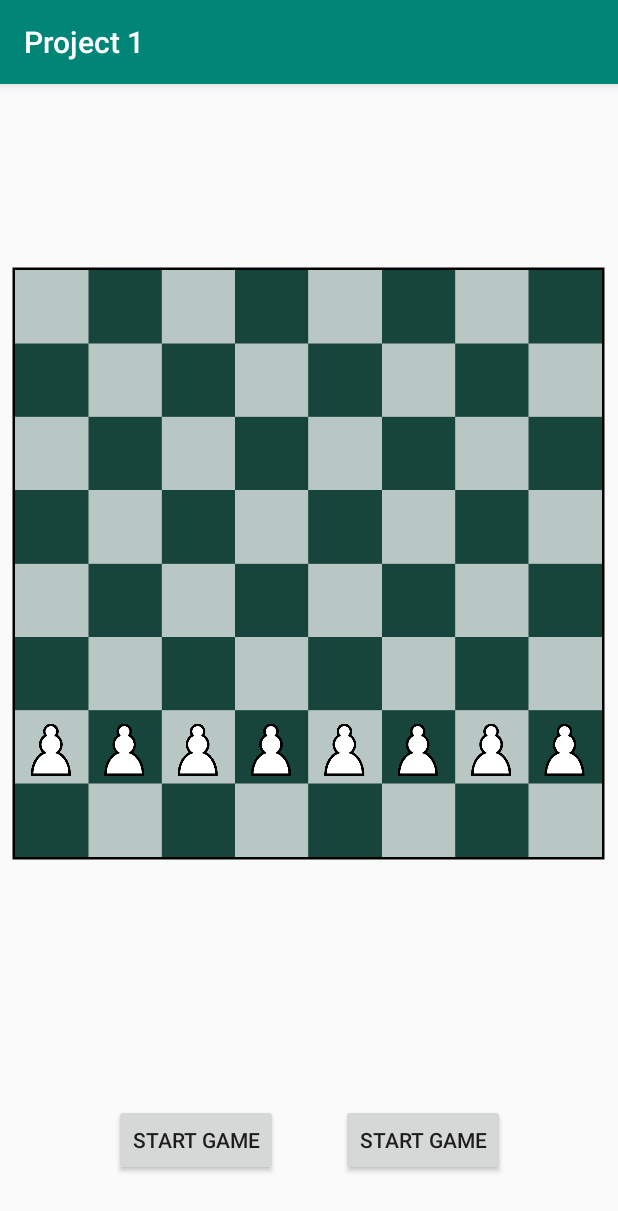
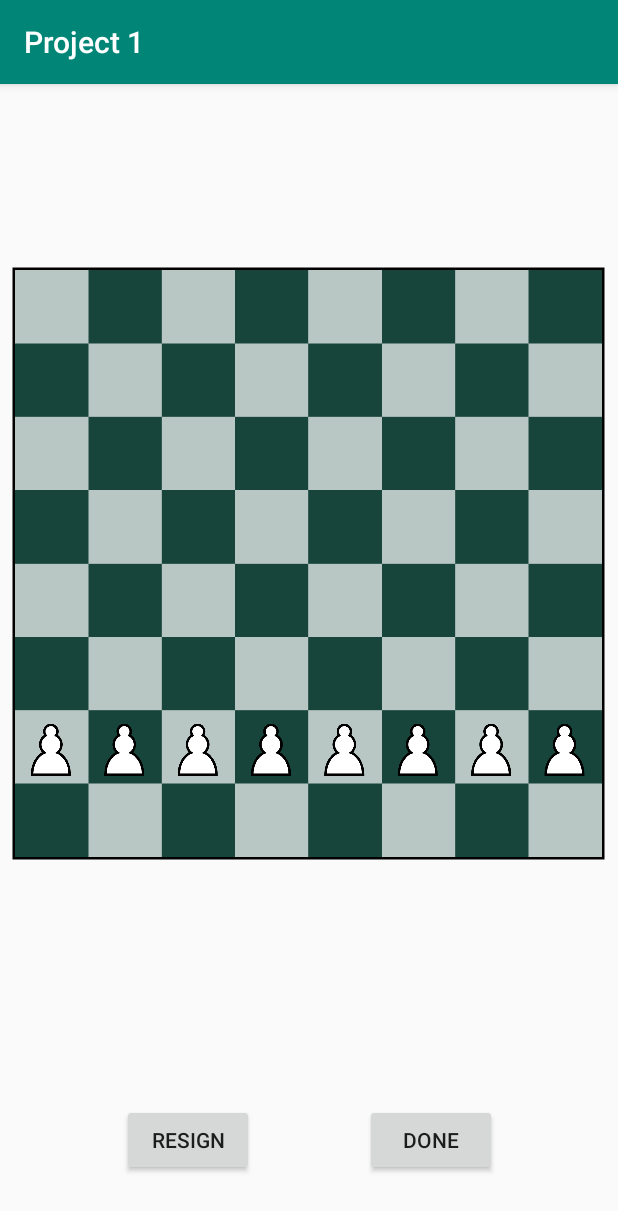
Before and after one commit to drewkapnick5/Chess-Local, an Android app: the ChessActivity screen opened directly, with no data from a screen before it, on a phone screen of 412 x 824 dp. Shown: the top 1211 px of the screen. Run offline under Robolectric (Android 15) with nearby library versions, the phone set to English and light mode, and no system bars.

Commit message:
changed button appearance in the chess view

```diff
--- a/app/src/main/java/edu/msu/kapnick1/project1/ChessView.java
+++ b/app/src/main/java/edu/msu/kapnick1/project1/ChessView.java
@@ -47,7 +47,6 @@ public class ChessView extends View {
     protected void onDraw(Canvas canvas) {
         super.onDraw(canvas);
         chessBoard.draw(canvas);
-
     }
 
 
--- a/app/src/main/res/layout-land/activity_chess.xml
+++ b/app/src/main/res/layout-land/activity_chess.xml
@@ -31,7 +31,7 @@
             app:layout_constraintVertical_bias="0.65">
 
             <Button
-                android:id="@+id/button2"
+                android:id="@+id/Resign"
                 android:layout_width="wrap_content"
                 android:layout_height="wrap_content"
                 android:layout_gravity="center"
@@ -50,7 +50,7 @@
             app:layout_constraintVertical_bias="0.35000002">
 
             <Button
-                android:id="@+id/button"
+                android:id="@+id/Done"
                 android:layout_width="wrap_content"
                 android:layout_height="wrap_content"
                 android:layout_gravity="center"
--- a/app/src/main/res/layout/activity_chess.xml
+++ b/app/src/main/res/layout/activity_chess.xml
@@ -31,11 +31,11 @@
             app:layout_constraintTop_toTopOf="parent">
 
             <Button
-                android:id="@+id/button2"
+                android:id="@+id/Resign"
                 android:layout_width="wrap_content"
                 android:layout_height="wrap_content"
                 android:layout_gravity="center"
-                android:text="@string/button" />
+                android:text="@string/resign" />
         </FrameLayout>
 
         <FrameLayout
@@ -49,11 +49,11 @@
             app:layout_constraintTop_toTopOf="@+id/frameLayout">
 
             <Button
-                android:id="@+id/button"
+                android:id="@+id/Done"
                 android:layout_width="wrap_content"
                 android:layout_height="wrap_content"
                 android:layout_gravity="center"
-                android:text="@string/button" />
+                android:text="@string/done" />
 
         </FrameLayout>
     </androidx.constraintlayout.widget.ConstraintLayout>
--- a/app/src/main/res/values/strings.xml
+++ b/app/src/main/res/values/strings.xml
@@ -6,4 +6,6 @@
     <string name="player2">Player 2</string>
     <string name="instructions">Instructions</string>
     <string name="cancel">Cancel</string>
+    <string name="done">Done</string>
+    <string name="resign">Resign</string>
 </resources>
```
